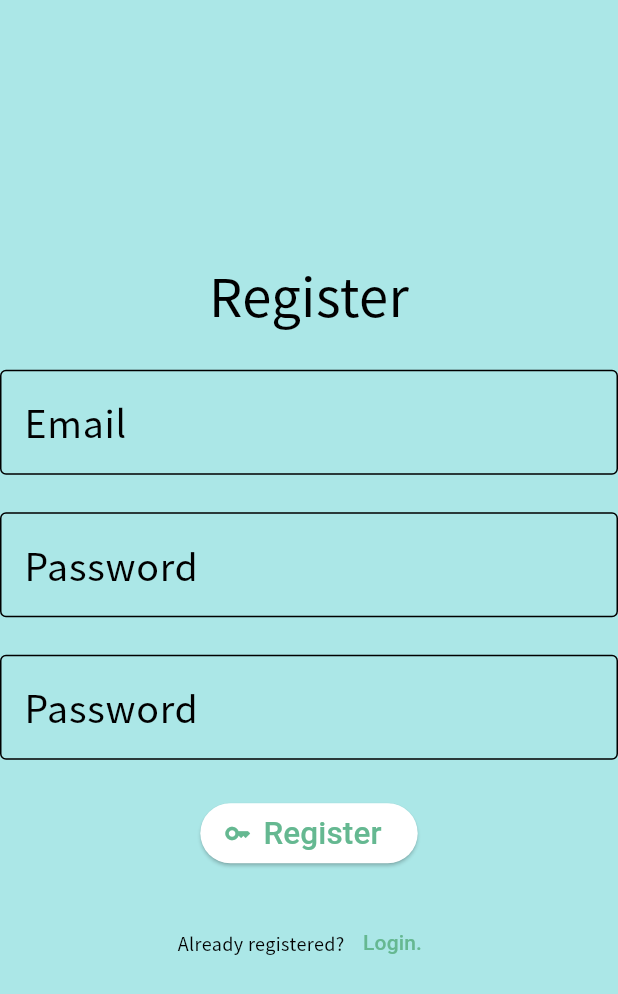
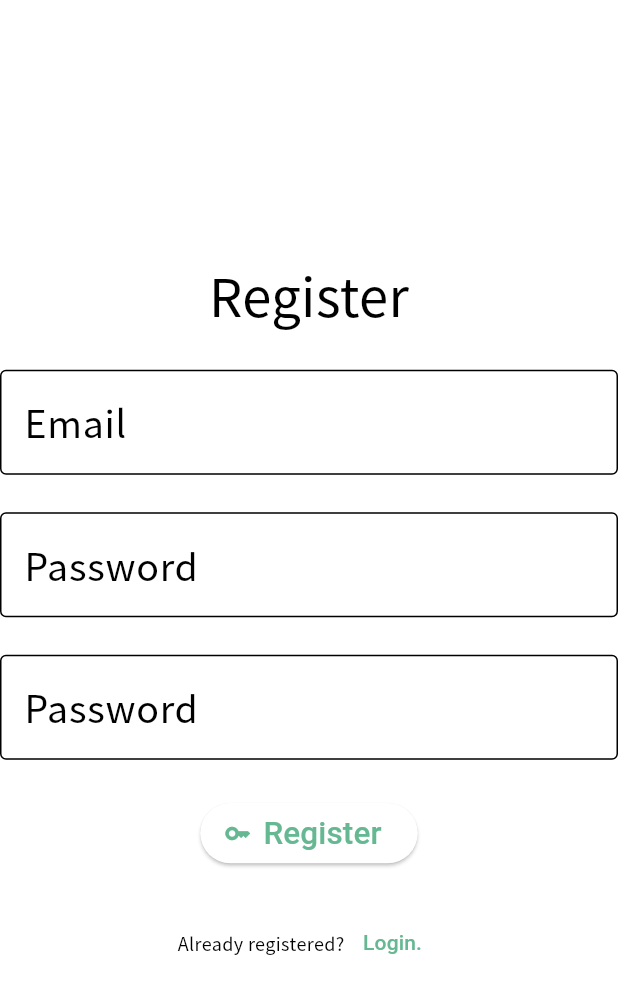
Before and after one commit to sonoguerra/MiyabiDict, a Flutter app: the RegisterScreen screen opened directly, on a phone screen of 412 x 824 dp. Shown: the top 994 px of the screen. Run offline on Flutter 3.47's test engine with Material 3 defaults, Android fonts, the phone set to English and light mode, and no system bars; our stand-ins replace cloud_firestore, firebase_auth, firebase_core, google_fonts, shared_preferences, web; missing offline and left inert: dart:js_interop, kana_kit; accounts and stored records are empty; network calls fail; statements that could not run were skipped.

Commit message:
Minor changes in UI and comments

```diff
--- a/client/lib/main.dart
+++ b/client/lib/main.dart
@@ -28,8 +28,6 @@ void main() async {
   });
   WidgetsFlutterBinding.ensureInitialized();
   await Firebase.initializeApp(options: DefaultFirebaseOptions.platform);
-  //This method is shown as deprecated but is actually the right option on the web platform.
-  //FirebaseFirestore.instance.enablePersistence(const PersistenceSettings(synchronizeTabs: true));
   FirebaseFirestore.instance.settings = Settings(
     persistenceEnabled: true,
     cacheSizeBytes: Settings.CACHE_SIZE_UNLIMITED,
@@ -43,8 +41,8 @@ class MainApp extends StatelessWidget {
   @override
   Widget build(BuildContext context) {
 
+    return MaterialApp(
 
-    return MaterialApp(
       theme: ThemeData(
         textTheme: TextTheme(
           bodyLarge: GoogleFonts.notoSansJp(fontSize: MediaQuery.textScalerOf(context).scale(25.0)),
@@ -66,7 +64,9 @@ class MainApp extends StatelessWidget {
       ),
       home: HomePage(),
       debugShowCheckedModeBanner: false,
+
     );
+
   }
 }
 
--- a/client/lib/register.dart
+++ b/client/lib/register.dart
@@ -142,6 +142,8 @@ class _RegisterScreenState extends State<RegisterScreen> {
                           ),
                         );
                       },
+
+
                     ),
                   ],
                 ),
@@ -150,7 +152,7 @@ class _RegisterScreenState extends State<RegisterScreen> {
           );
 
     return Scaffold(
-      backgroundColor: Color.fromARGB(255, 171, 231, 231),
+      backgroundColor: width > 1200 ? Theme.of(context).colorScheme.tertiary : Colors.white,
       body: Center(
         child: LayoutBuilder(builder: (context, constraints) {
           if (constraints.maxWidth > 1200) {
--- a/client/lib/saved_words.dart
+++ b/client/lib/saved_words.dart
@@ -50,6 +50,7 @@ class _SavedWordsState extends State<SavedWords> {
 
   void _pushNavigator(Map<String, dynamic> word) async {
     var vocab = await Database.wordById(word["id"]);
+    //The linter gives a warning here but this is actually correct.
     if (context.mounted) {
       Navigator.of(context).push(MaterialPageRoute(builder: (context) => WordPage(vocab)));
     }
--- a/client/lib/wordpage.dart
+++ b/client/lib/wordpage.dart
@@ -242,9 +242,9 @@ class _AddVocabState extends State<AddVocab> {
     }
 
     if (context.mounted) {
+
+      //The linter gives a warning here but this is actually correct.
       ScaffoldMessenger.of(context).showSnackBar(
-
-
         SnackBar(
           content: Text(
             toggled ? "Removed from collection" : "Added to collection.",
@@ -257,6 +257,7 @@ class _AddVocabState extends State<AddVocab> {
       });
     }
   }
+
 
   @override
   Widget build(BuildContext context) {
```
Also changed, not shown: client/lib/dictionary.dart (+8 -5 lines), client/assets/logo.png (deleted).
